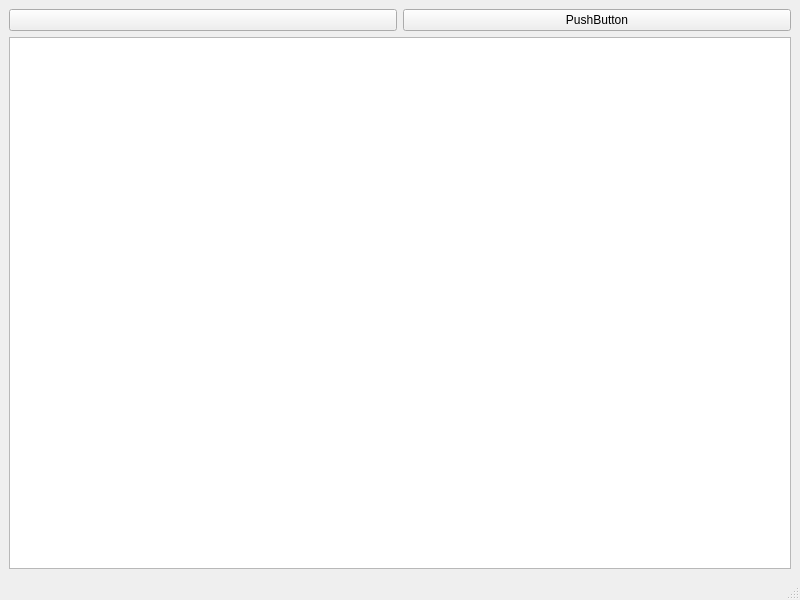
Above: mainwindow.ui from Madafii/TransportTycoon before the change. Below: the same form after it.
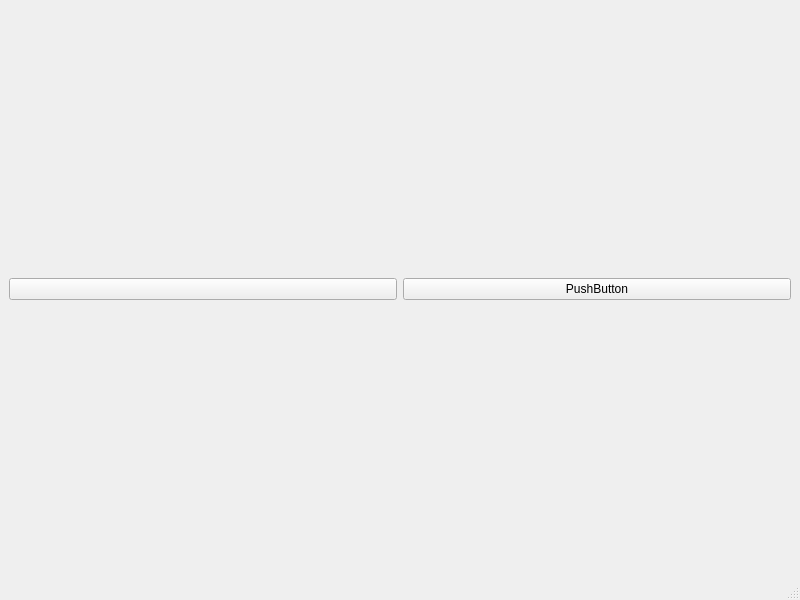
That is the form after the change. Icons and pictures are not drawn.

```diff
--- a/mainwindow.ui
+++ b/mainwindow.ui
@@ -43,9 +43,6 @@
       </item>
      </layout>
     </item>
-    <item>
-     <widget class="QGraphicsView" name="graphicsViewMain"/>
-    </item>
    </layout>
   </widget>
   <widget class="QMenuBar" name="menubar">
```
